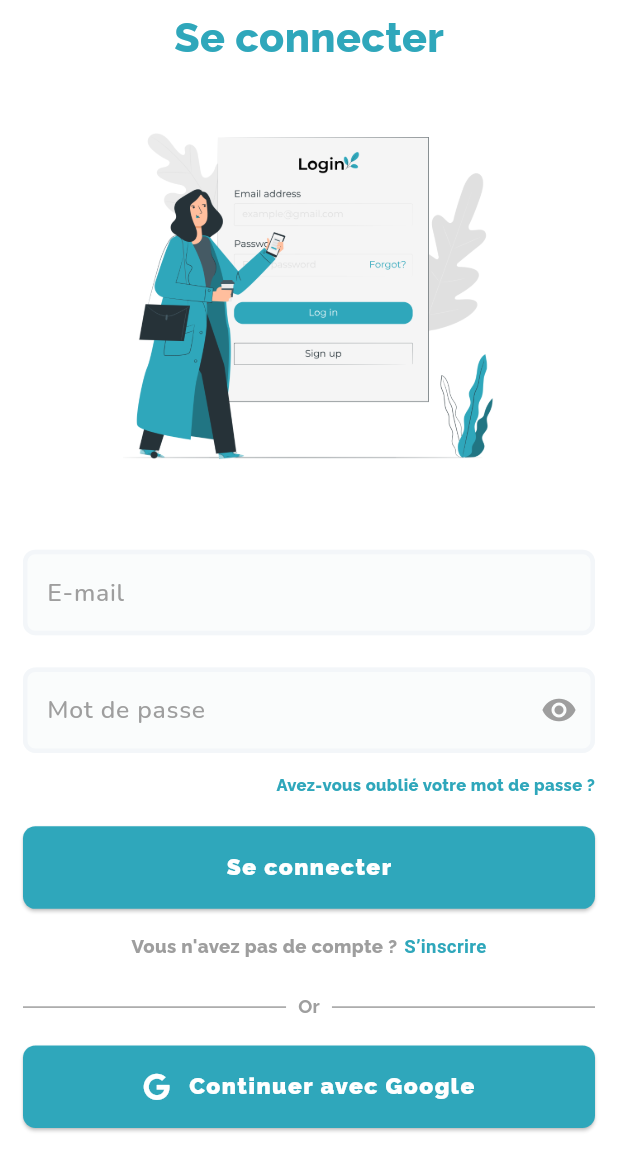
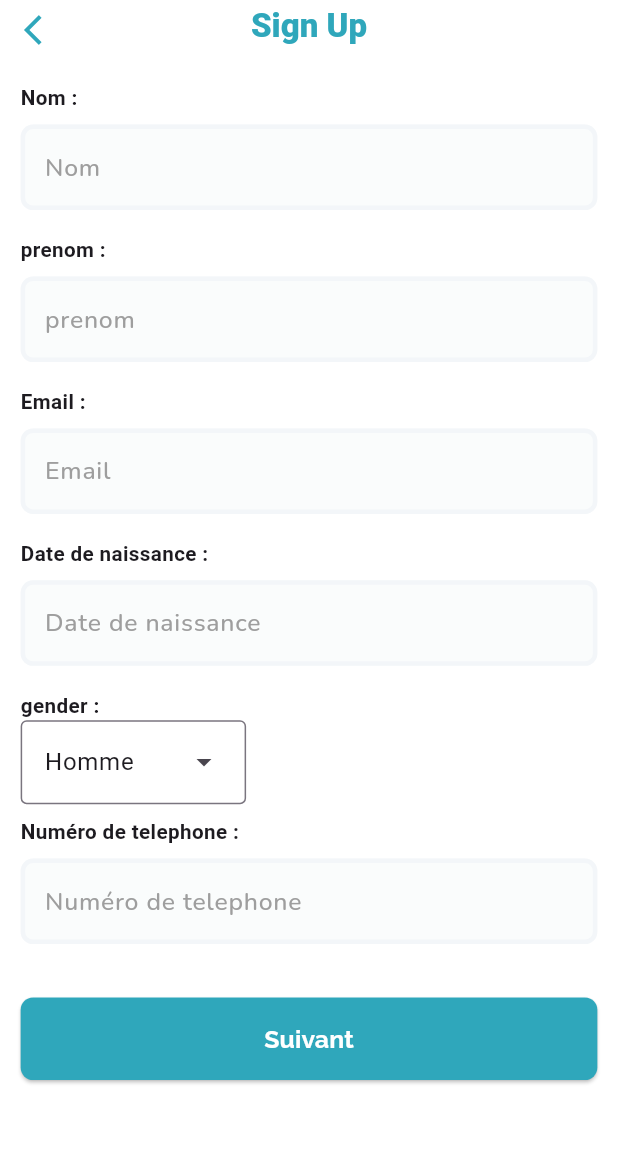
Before and after one commit to NidhalBoumaiza/medical_app, a Flutter app: the screen it shows after launch, after a tap on "S’inscrire", on a phone screen of 412 x 824 dp. Shown: the top 1171 px of the screen. Run offline on Flutter 3.47's test engine with Material 3 defaults, Android fonts, the phone set to English and light mode, and no system bars; our stand-ins replace flutter_screenutil, font_awesome_flutter, get, google_fonts.

Commit message:
Sign up page in progress

```diff
--- a/lib/screens/login_screen.dart
+++ b/lib/screens/login_screen.dart
@@ -3,9 +3,12 @@ import 'package:flutter_screenutil/flutter_screenutil.dart';
 import 'package:font_awesome_flutter/font_awesome_flutter.dart';
 import 'package:get/get.dart';
 import 'package:google_fonts/google_fonts.dart';
+import 'package:medical_app/core/navigation_with_transition.dart';
+import 'package:medical_app/screens/signup_screen.dart';
 
 import '../core/app_colors.dart';
 import '../core/widgets/reusable_text_field_widget.dart';
+import '../widgets/reusable_text_widget.dart';
 
 class LoginScreen extends StatefulWidget {
   const LoginScreen({super.key});
@@ -43,15 +46,14 @@ class _LoginScreenState extends State<LoginScreen> {
                 crossAxisAlignment: CrossAxisAlignment.center,
                 children: [
                   Center(
-                    child: Text(
-                      "sign_in".tr, // Translated title
-                      style: GoogleFonts.raleway(
-                        fontSize: 100.sp,
+                    child: ReusableTextWidget(
+                      text: "sign_in".tr, // Translated title
+                      textSize: 100,
                       fontWeight: FontWeight.w800,
                       color: AppColors.primaryColor,
                     ),
                   ),
-                  ),
+
                   SizedBox(height: 40.h),
                   Image.asset(
                     'assets/images/Login.png',
@@ -95,13 +97,11 @@ class _LoginScreenState extends State<LoginScreen> {
                   Row(
                     mainAxisAlignment: MainAxisAlignment.end,
                     children: [
-                      Text(
-                        "forgot_password".tr, // Translated text
-                        style: GoogleFonts.raleway(
-                          fontSize: 40.sp,
+                      ReusableTextWidget(
+                        text: "forgot_password".tr, // Translated text
+                        textSize: 40,
                         fontWeight: FontWeight.w800,
                         color: AppColors.primaryColor,
-                        ),
                       ),
                     ],
                   ),
@@ -120,14 +120,11 @@ class _LoginScreenState extends State<LoginScreen> {
                         // Add login logic here, then navigate
                         Get.toNamed('/home'); // Changed from /sign_in to /home
                       },
-                      child: Text(
-                        "connect_button_text".tr, // Translated button text
-                        style: GoogleFonts.raleway(
-                          fontSize: 55.sp,
-                          letterSpacing: 1,
+                      child: ReusableTextWidget(
+                        text: "connect_button_text",
+                        textSize: 55,
                         fontWeight: FontWeight.w900,
                         color: AppColors.whiteColor,
-                        ),
                       ),
                     ),
                   ),
@@ -135,18 +132,21 @@ class _LoginScreenState extends State<LoginScreen> {
                   Row(
                     mainAxisAlignment: MainAxisAlignment.center,
                     children: [
-                      Text(
-                        "no_account".tr, // Translated text
-                        style: GoogleFonts.raleway(
-                          fontSize: 45.sp,
+                      ReusableTextWidget(
+                        text: "no_account".tr,
+                        textSize: 45,
                         fontWeight: FontWeight.w800,
                         color: Colors.grey,
                       ),
-                      ),
+
                       SizedBox(width: 15.w),
                       GestureDetector(
                         onTap: () {
-                          Get.toNamed('/sign_up'); // Navigate to sign-up
+                          navigateToAnotherScreenWithSlideTransitionFromRightToLeft(
+                            // pour faire la transition entre les pages avec animation
+                            context,
+                            SignupScreen(),
+                          );
                         },
                         child: Text(
                           "sign_up".tr, // Translated text
--- /dev/null
+++ b/lib/screens/signup_screen.dart
@@ -0,0 +1,283 @@
+import 'package:flutter/material.dart';
+import 'package:flutter_screenutil/flutter_screenutil.dart';
+import 'package:get/get.dart';
+import 'package:google_fonts/google_fonts.dart';
+
+import '../core/app_colors.dart';
+import '../core/widgets/reusable_text_field_widget.dart';
+
+class SignupScreen extends StatefulWidget {
+  const SignupScreen({super.key});
+
+  @override
+  State<SignupScreen> createState() => _SignupScreenState();
+}
+
+class _SignupScreenState extends State<SignupScreen> {
+  bool _isPatient = true;
+
+  final TextEditingController emailController = TextEditingController();
+  final TextEditingController nomController = TextEditingController();
+  final TextEditingController prenomController = TextEditingController();
+  final TextEditingController birthdayController = TextEditingController();
+  final TextEditingController numTel = TextEditingController();
+  late String gender = "Homme";
+
+  @override
+  Widget build(BuildContext context) {
+    return SafeArea(
+      child: Scaffold(
+        backgroundColor: AppColors.whiteColor,
+        appBar: PreferredSize(
+          preferredSize: Size.fromHeight(120.h),
+          child: AppBar(
+            backgroundColor: Colors.transparent,
+            centerTitle: true,
+            title: Text(
+              'Sign Up',
+              style: TextStyle(
+                fontSize: 80.sp,
+                fontWeight: FontWeight.w800,
+                color: AppColors.primaryColor,
+              ),
+            ),
+            leading: IconButton(
+              icon: Icon(Icons.arrow_back_ios, color: AppColors.primaryColor),
+              onPressed: () {
+                Get.back();
+              },
+            ),
+          ),
+        ),
+        body: GestureDetector(
+          onTap: () {
+            FocusScope.of(
+              context,
+            ).unfocus(); // on l'utilise pour enlever le clavier
+          },
+          child: SingleChildScrollView(
+            // pour scroller la page
+            child: Padding(
+              padding: EdgeInsets.symmetric(horizontal: 50.h, vertical: 40.h),
+              child: Column(
+                crossAxisAlignment: CrossAxisAlignment.start,
+                mainAxisAlignment: MainAxisAlignment.start,
+                children: [
+                  SizedBox(height: 40.h),
+                  Form(
+                    child: Column(
+                      crossAxisAlignment: CrossAxisAlignment.start,
+                      children: [
+                        Text(
+                          "Nom :",
+                          style: TextStyle(
+                            fontSize: 50.sp,
+                            fontWeight: FontWeight.w700,
+                          ),
+                        ),
+                        ReusableTextFieldWidget(
+                          controller: nomController,
+                          fillColor: const Color(0xfffafcfc),
+                          borderSide: const BorderSide(
+                            color: Color(0xfff3f6f9),
+                            width: 3,
+                            style: BorderStyle.solid,
+                          ),
+
+                          hintText: "Nom".tr,
+
+                          keyboardType: TextInputType.emailAddress,
+                        ),
+                        SizedBox(height: 30.h),
+                        Text(
+                          "prenom :",
+                          style: TextStyle(
+                            fontSize: 50.sp,
+                            fontWeight: FontWeight.w700,
+                          ),
+                        ),
+                        ReusableTextFieldWidget(
+                          controller: nomController,
+                          fillColor: const Color(0xfffafcfc),
+                          borderSide: const BorderSide(
+                            color: Color(0xfff3f6f9),
+                            width: 3,
+                            style: BorderStyle.solid,
+                          ),
+
+                          hintText: "prenom".tr,
+
+                          keyboardType: TextInputType.emailAddress,
+                        ),
+                        SizedBox(height: 30.h),
+                        Text(
+                          "Email :",
+                          style: TextStyle(
+                            fontSize: 50.sp,
+                            fontWeight: FontWeight.w700,
+                          ),
+                        ),
+                        ReusableTextFieldWidget(
+                          controller: nomController,
+                          fillColor: const Color(0xfffafcfc),
+                          borderSide: const BorderSide(
+                            color: Color(0xfff3f6f9),
+                            width: 3,
+                            style: BorderStyle.solid,
+                          ),
+
+                          hintText: "Email".tr,
+
+                          keyboardType: TextInputType.emailAddress,
+                        ),
+                        SizedBox(height: 30.h),
+                        Text(
+                          "Date de naissance :",
+                          style: TextStyle(
+                            fontSize: 50.sp,
+                            fontWeight: FontWeight.w700,
+                          ),
+                        ),
+                        ReusableTextFieldWidget(
+                          controller: nomController,
+                          fillColor: const Color(0xfffafcfc),
+                          borderSide: const BorderSide(
+                            color: Color(0xfff3f6f9),
+                            width: 3,
+                            style: BorderStyle.solid,
+                          ),
+
+                          hintText: "Date de naissance".tr,
+
+                          keyboardType: TextInputType.emailAddress,
+                        ),
+                        SizedBox(height: 30.h),
+                        Text(
+                          "gender :",
+                          style: TextStyle(
+                            fontSize: 50.sp,
+                            fontWeight: FontWeight.w700,
+                          ),
+                        ),
+                        DropdownMenu<String>(
+                          initialSelection: gender ?? 'Homme',
+                          // Set initial value
+                          onSelected: (String? value) {
+                            setState(() {
+                              gender =
+                                  value!; // Update state when a value is selected
+                            });
+                          },
+                          dropdownMenuEntries: [
+                            const DropdownMenuEntry<String>(
+                              value: 'Homme',
+                              label: 'Homme',
+                            ),
+                            const DropdownMenuEntry<String>(
+                              value: 'Femme',
+                              label: 'Femme',
+                            ),
+                          ],
+                        ),
+                        SizedBox(height: 30.h),
+                        Text(
+                          "Numéro de telephone :",
+                          style: TextStyle(
+                            fontSize: 50.sp,
+                            fontWeight: FontWeight.w700,
+                          ),
+                        ),
+                        ReusableTextFieldWidget(
+                          controller: nomController,
+                          fillColor: const Color(0xfffafcfc),
+                          borderSide: const BorderSide(
+                            color: Color(0xfff3f6f9),
+                            width: 3,
+                            style: BorderStyle.solid,
+                          ),
+
+                          hintText: "Numéro de telephone".tr,
+
+                          keyboardType: TextInputType.emailAddress,
+                        ),
+                        SizedBox(height: 100.h),
+                        SizedBox(
+                          width: double.infinity,
+                          height: 200.h,
+                          child: ElevatedButton(
+                            style: ElevatedButton.styleFrom(
+                              backgroundColor: AppColors.primaryColor,
+                              shape: RoundedRectangleBorder(
+                                borderRadius: BorderRadius.circular(30.r),
+                              ),
+                            ),
+                            onPressed: () {
+                              // Get.updateLocale(Locale('fr', 'FR'));
+                            },
+                            child: Row(
+                              mainAxisAlignment: MainAxisAlignment.center,
+                              children: [
+                                Text(
+                                  "Suivant".tr, // Translated text
+                                  style: GoogleFonts.raleway(
+                                    fontSize: 60.sp,
+                                    fontWeight: FontWeight.w700,
+                                    color: AppColors.whiteColor,
+                                  ),
+                                ),
+                              ],
+                            ),
+                          ),
+                        ),
+                      ],
+                    ),
+                  ),
+                ],
+              ),
+            ),
+          ),
+        ),
+      ),
+    );
+  }
+}
+
+// Center(
+// child: AnimatedToggleSwitch<bool>.dual(
+// current: _isPatient,
+// // Initial value: true for "patient"
+// first: true,
+// // Represents "patient"
+// second: false,
+// // Represents "médecin"
+// spacing: 45.0,
+// // Space between the labels
+// animationDuration: const Duration(milliseconds: 600),
+// // Smooth animation
+// style: ToggleStyle(
+// borderColor: Colors.transparent, // No border
+// indicatorColor: Colors.blue, // Blue color for the indicator
+// backgroundColor:
+// Colors.blue.shade100, // Light blue background
+// ),
+// customIconBuilder: (context, local, global) {
+// return Center(
+// child: Text(
+// _isPatient ? 'Patient' : 'Médecin',
+// // Display labels based on state
+// style: TextStyle(
+// color: _isPatient ? Colors.white : Colors.blue,
+// // White for patient, blue for médecin
+// fontSize: 16.0,
+// fontWeight: FontWeight.bold,
+// ),
+// ),
+// );
+// },
+// onChanged: (bool value) {
+// setState(() {
+// _isPatient = value; // Update state when toggled
+// });
+// },
+// ),
+// ),
--- /dev/null
+++ b/lib/widgets/reusable_text_widget.dart
@@ -0,0 +1,35 @@
+import 'package:flutter/material.dart';
+import 'package:flutter_screenutil/flutter_screenutil.dart';
+import 'package:get/get.dart';
+import 'package:google_fonts/google_fonts.dart';
+
+class ReusableTextWidget extends StatelessWidget {
+  final String text;
+
+  final int textSize;
+  FontWeight? fontWeight;
+  Color? color;
+  double? letterSpacing;
+
+  ReusableTextWidget({
+    super.key,
+    required this.text,
+    this.textSize = 16,
+    this.fontWeight,
+    this.color,
+    this.letterSpacing,
+  });
+
+  @override
+  Widget build(BuildContext context) {
+    return Text(
+      text.tr, // Translated title
+      style: GoogleFonts.raleway(
+        fontSize: textSize.sp,
+        fontWeight: fontWeight ?? FontWeight.w200,
+        color: color ?? Colors.black,
+        letterSpacing: letterSpacing ?? 0,
+      ),
+    );
+  }
+}
--- a/pubspec.yaml
+++ b/pubspec.yaml
@@ -38,6 +38,8 @@ dependencies:
   google_fonts: ^6.2.1
   get: ^4.7.2
   font_awesome_flutter: ^10.8.0
+  lottie: ^3.3.1
+  animated_toggle_switch: ^0.8.4
 
 dev_dependencies:
   flutter_test:
@@ -62,6 +64,7 @@ flutter:
   uses-material-design: true
   assets:
     - assets/images/
+    - assets/lotties/
 
   # To add assets to your application, add an assets section, like this:
   # assets:
```
Also changed, not shown: assets/lotties/login.json (added, +1 -0 lines), pubspec.lock. Lines whose indentation alone changed are shown as unchanged.
